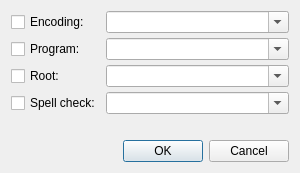
First picture: the form in magicComments.ui, repository antoniomacri/texworks-magiccomments, before the edit.
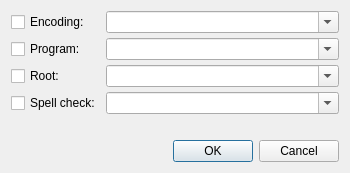
Second picture: the form after the edit.

```diff
--- a/magicComments.ui
+++ b/magicComments.ui
@@ -9,7 +9,7 @@
    <rect>
     <x>0</x>
     <y>0</y>
-    <width>250</width>
+    <width>350</width>
     <height>173</height>
    </rect>
   </property>
```
